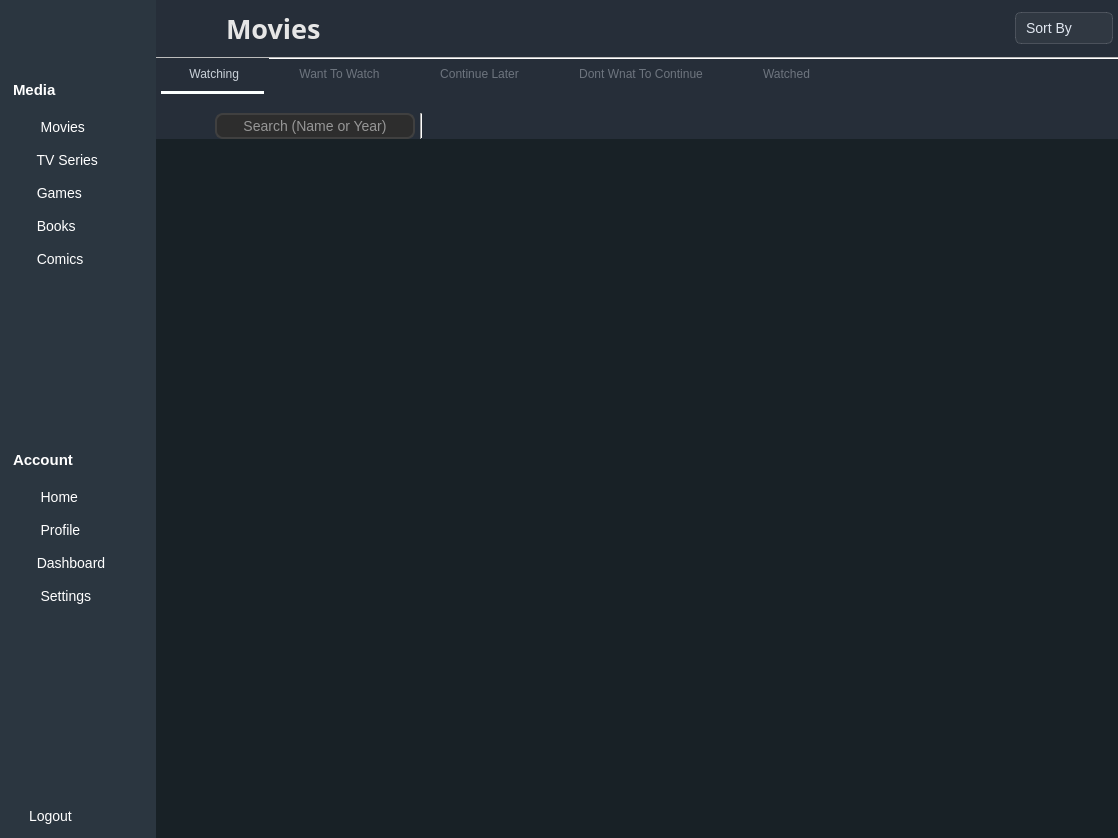
First picture: the form in resources/ui/main_ui.ui, repository a8392280-web/libirary_GUI, before the edit.
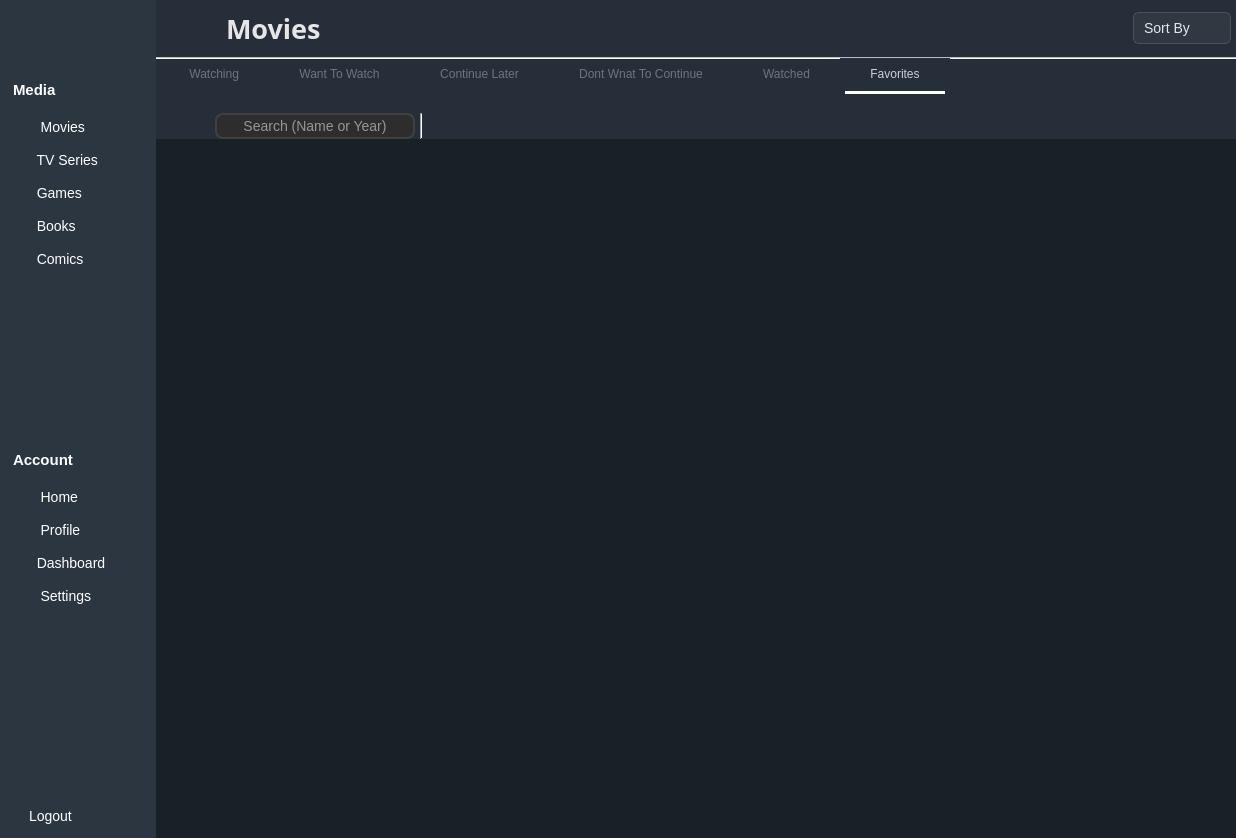
Second picture: the form after the edit. The open tabs and pages were chosen to show the change. Icons and pictures are not drawn.

Diff of the .ui file:
```diff
--- a/resources/ui/main_ui.ui
+++ b/resources/ui/main_ui.ui
@@ -6,7 +6,7 @@
    <rect>
     <x>0</x>
     <y>0</y>
-    <width>1118</width>
+    <width>1236</width>
     <height>838</height>
    </rect>
   </property>
@@ -1320,6 +1320,162 @@
                 </item>
                </layout>
               </widget>
+              <widget class="QWidget" name="movies_favorites">
+               <attribute name="title">
+                <string>Favorites</string>
+               </attribute>
+               <layout class="QGridLayout" name="gridLayout_35">
+                <property name="leftMargin">
+                 <number>0</number>
+                </property>
+                <property name="topMargin">
+                 <number>9</number>
+                </property>
+                <property name="rightMargin">
+                 <number>0</number>
+                </property>
+                <property name="bottomMargin">
+                 <number>0</number>
+                </property>
+                <property name="spacing">
+                 <number>0</number>
+                </property>
+                <item row="0" column="0">
+                 <layout class="QVBoxLayout" name="verticalLayout_33">
+                  <property name="spacing">
+                   <number>0</number>
+                  </property>
+                  <property name="topMargin">
+                   <number>10</number>
+                  </property>
+                  <item>
+                   <layout class="QHBoxLayout" name="horizontalLayout_32">
+                    <property name="spacing">
+                     <number>5</number>
+                    </property>
+                    <property name="leftMargin">
+                     <number>5</number>
+                    </property>
+                    <property name="rightMargin">
+                     <number>5</number>
+                    </property>
+                    <item>
+                     <widget class="QPushButton" name="movies_search_icon_6">
+                      <property name="toolTip">
+                       <string>Press to show the search bar </string>
+                      </property>
+                      <property name="text">
+                       <string/>
+                      </property>
+                      <property name="icon">
+                       <iconset resource="../resources.qrc">
+                        <normaloff>:/icons/Icons/search.png</normaloff>:/icons/Icons/search.png</iconset>
+                      </property>
+                      <property name="iconSize">
+                       <size>
+                        <width>32</width>
+                        <height>32</height>
+                       </size>
+                      </property>
+                      <property name="checkable">
+                       <bool>true</bool>
+                      </property>
+                     </widget>
+                    </item>
+                    <item>
+                     <widget class="QLineEdit" name="movies_search_6">
+                      <property name="maximumSize">
+                       <size>
+                        <width>200</width>
+                        <height>30</height>
+                       </size>
+                      </property>
+                      <property name="styleSheet">
+                       <string notr="true"/>
+                      </property>
+                      <property name="alignment">
+                       <set>Qt::AlignmentFlag::AlignCenter</set>
+                      </property>
+                      <property name="placeholderText">
+                       <string>Search (Name or Year)</string>
+                      </property>
+                     </widget>
+                    </item>
+                    <item>
+                     <widget class="Line" name="line_10">
+                      <property name="orientation">
+                       <enum>Qt::Orientation::Vertical</enum>
+                      </property>
+                     </widget>
+                    </item>
+                    <item>
+                     <widget class="QPushButton" name="movies_random_button_6">
+                      <property name="toolTip">
+                       <string>Choose a random movie from this tap</string>
+                      </property>
+                      <property name="autoFillBackground">
+                       <bool>false</bool>
+                      </property>
+                      <property name="text">
+                       <string/>
+                      </property>
+                      <property name="icon">
+                       <iconset resource="../resources.qrc">
+                        <normaloff>:/icons/Icons/dice.png</normaloff>:/icons/Icons/dice.png</iconset>
+                      </property>
+                      <property name="iconSize">
+                       <size>
+                        <width>32</width>
+                        <height>32</height>
+                       </size>
+                      </property>
+                      <property name="flat">
+                       <bool>true</bool>
+                      </property>
+                     </widget>
+                    </item>
+                    <item>
+                     <spacer name="horizontalSpacer_33">
+                      <property name="orientation">
+                       <enum>Qt::Orientation::Horizontal</enum>
+                      </property>
+                      <property name="sizeType">
+                       <enum>QSizePolicy::Policy::Expanding</enum>
+                      </property>
+                      <property name="sizeHint" stdset="0">
+                       <size>
+                        <width>40</width>
+                        <height>20</height>
+                       </size>
+                      </property>
+                     </spacer>
+                    </item>
+                    <item>
+                     <widget class="QPushButton" name="refresh_button_6">
+                      <property name="text">
+                       <string/>
+                      </property>
+                      <property name="icon">
+                       <iconset resource="../resources.qrc">
+                        <normaloff>:/icons/Icons/refresh.png</normaloff>:/icons/Icons/refresh.png</iconset>
+                      </property>
+                      <property name="iconSize">
+                       <size>
+                        <width>32</width>
+                        <height>32</height>
+                       </size>
+                      </property>
+                     </widget>
+                    </item>
+                   </layout>
+                  </item>
+                  <item>
+                   <widget class="QListView" name="movies_list_6"/>
+                  </item>
+                 </layout>
+                </item>
+               </layout>
+              </widget>
              </widget>
             </item>
            </layout>
```
